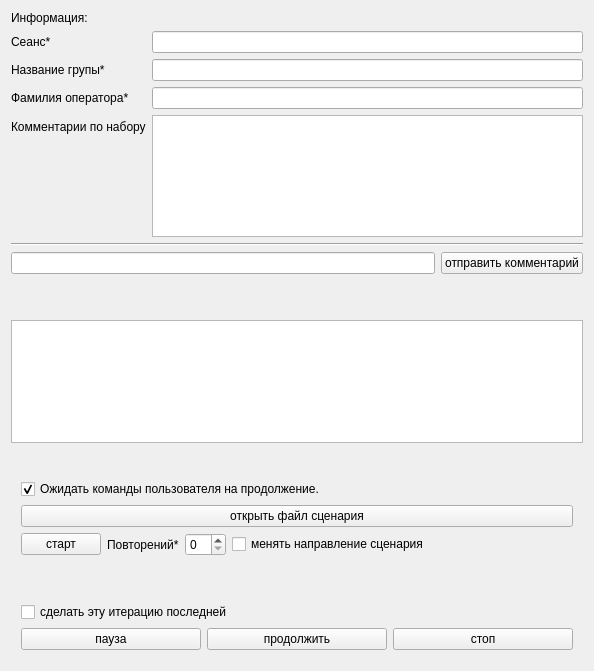
kapot65/online, file CamacClient/onlineform.ui: the form before one commit.
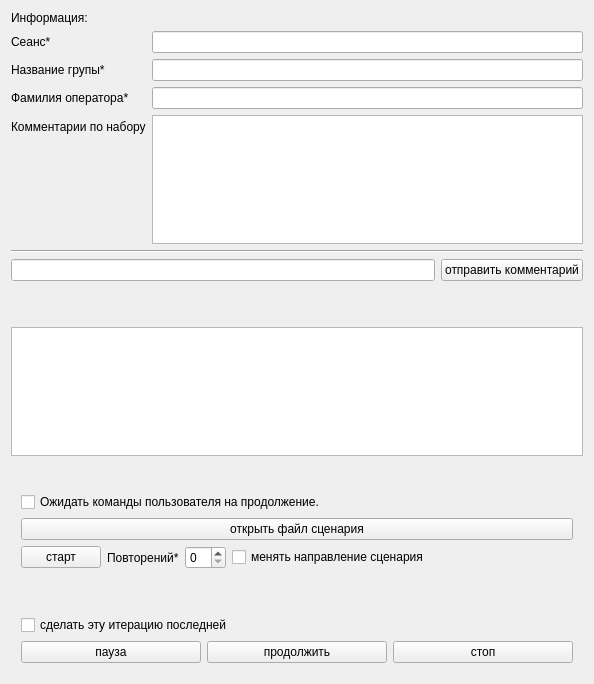
The form after the commit.

```diff
--- a/CamacClient/onlineform.ui
+++ b/CamacClient/onlineform.ui
@@ -7,7 +7,7 @@
     <x>0</x>
     <y>0</y>
     <width>594</width>
-    <height>671</height>
+    <height>684</height>
    </rect>
   </property>
   <property name="windowTitle">
@@ -168,7 +168,7 @@
         <string>Ожидать команды пользователя на продолжение.</string>
        </property>
        <property name="checked">
-        <bool>true</bool>
+        <bool>false</bool>
        </property>
       </widget>
      </item>
```
